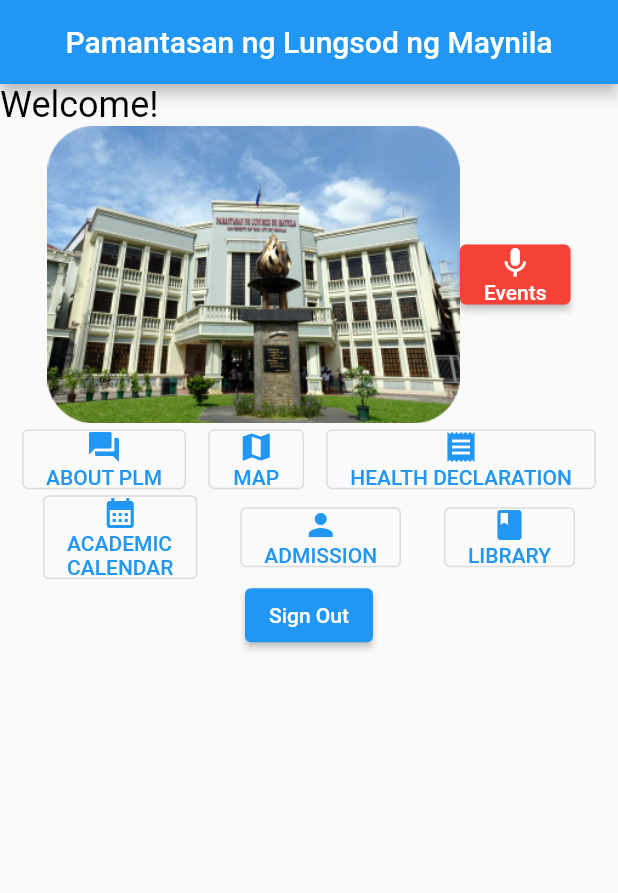
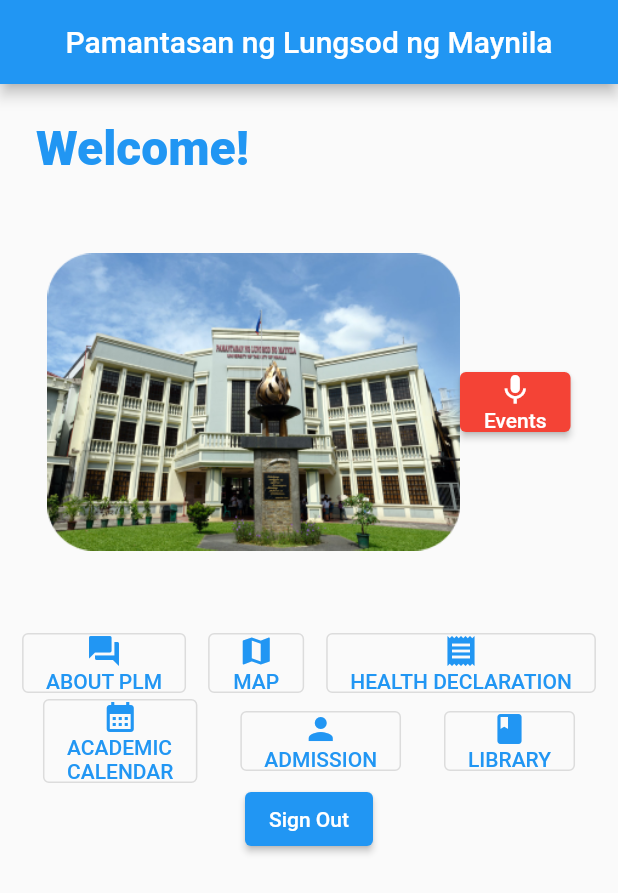
Before and after one commit to kya-nicoh/PLMAPP-authlogin, a Flutter app: the HomePage screen opened directly, on a phone screen of 412 x 824 dp. Shown: the top 893 px of the screen. Run offline on Flutter 3.47's test engine with Material 2 defaults, Android fonts, the phone set to English and light mode, and no system bars; our stand-ins replace firebase_auth, firebase_core, webview_flutter; accounts and stored records are empty.

Commit message:
Fixed Text alignment

```diff
--- a/lib/pages/home_page.dart
+++ b/lib/pages/home_page.dart
@@ -37,16 +37,18 @@ class HomePage extends StatelessWidget {
         ),
         body: SingleChildScrollView(
             child: Column(
-          // crossAxisAlignment: CrossAxisAlignment.center,
-          // mainAxisAlignment: MainAxisAlignment.center,
+          crossAxisAlignment: CrossAxisAlignment.center,
+          mainAxisAlignment: MainAxisAlignment.center,
           children: [
             Container(
+              margin: EdgeInsets.only(left: 24, top: 24),
               width: double.infinity,
               child: const Text(
                 'Welcome!',
                 style: TextStyle(
-                  color: Colors.black,
-                  fontSize: 24,
+                  color: Colors.blue,
+                  fontSize: 32,
+                  fontWeight: FontWeight.w900,
                 ),
               ),
             ),
@@ -57,6 +59,7 @@ class HomePage extends StatelessWidget {
                 Image.asset(
                   'lib/images/plm.png',
                   width: 275,
+                  height: 300,
                 ),
                 Column(
                   children: [
```
